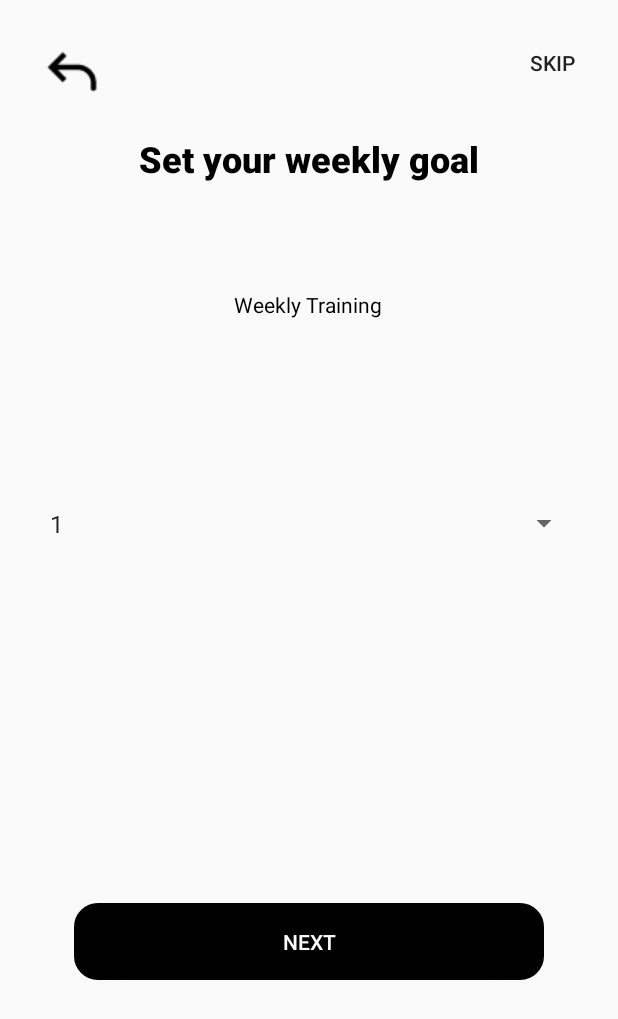
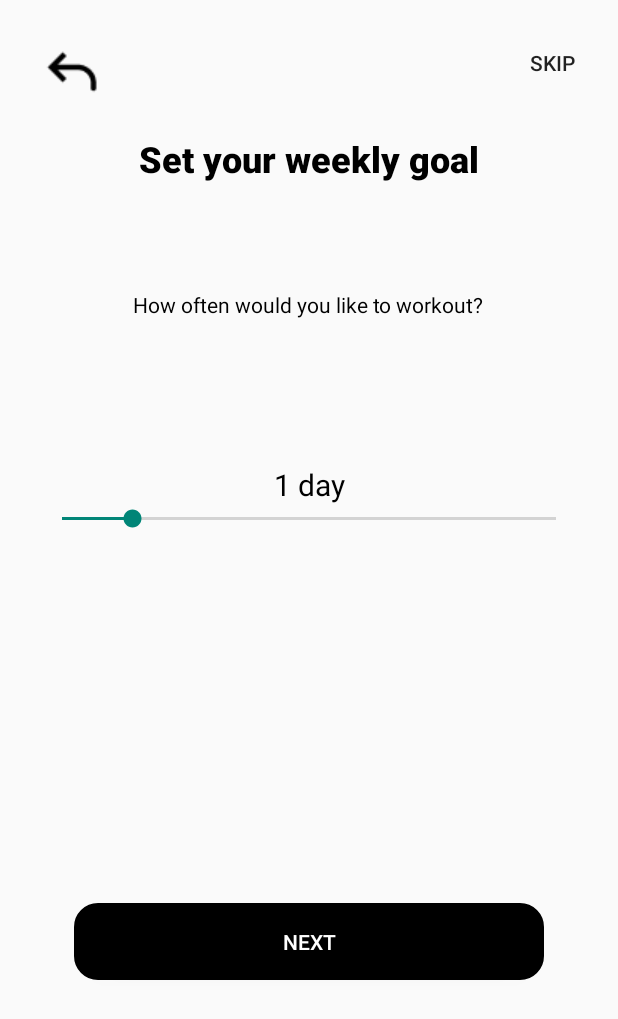
Before and after one commit to edriccoder/Calisthenics-Android-App, an Android app: the weekly_goal screen opened directly, with no data from a screen before it, after a tap on "NEXT", on a phone screen of 412 x 824 dp. Shown: the top 1019 px of the screen. Run offline under Robolectric (Android 15) with nearby library versions, the phone set to English and light mode, and no system bars; libraries missing offline, so code that uses them is left out: com.vishnusivadas.advanced_httpurlconnection.

Commit message:
wekkly goal design

```diff
--- a/appstudio/app/src/main/java/com/example/gymapp/FocusBody.java
+++ b/appstudio/app/src/main/java/com/example/gymapp/FocusBody.java
@@ -19,7 +19,6 @@ import java.util.ArrayList;
 
 public class FocusBody extends AppCompatActivity {
 
-    private ListView listViewExercises;
     private ExerciseAdapter adapter;
     private ArrayList<Exercise2> exercises;
 
@@ -31,7 +30,7 @@ public class FocusBody extends AppCompatActivity {
         TextView textViewFocusBody = findViewById(R.id.textViewFocusBody);
         TextView textViewExDifficulty = findViewById(R.id.textViewExDifficulty);
 
-        listViewExercises = findViewById(R.id.listViewExercises);
+        ListView listViewExercises = findViewById(R.id.listViewExercises);
         exercises = new ArrayList<>();
         adapter = new ExerciseAdapter(this, exercises);
         listViewExercises.setAdapter(adapter);
@@ -49,12 +48,11 @@ public class FocusBody extends AppCompatActivity {
     private void fetchExercises(String focusBody, String exDifficulty) {
         Handler handler = new Handler(Looper.getMainLooper());
         handler.post(() -> {
-            // Starting the data upload process
+
             String[] field = new String[2];
             field[0] = "focusbody";
             field[1] = "exdifficulty";
 
-            // Creating the data array
             String[] data = new String[2];
             data[0] = focusBody;
             data[1] = exDifficulty;
--- a/appstudio/app/src/main/java/com/example/gymapp/weekly_goal.java
+++ b/appstudio/app/src/main/java/com/example/gymapp/weekly_goal.java
@@ -4,80 +4,83 @@ import android.content.Intent;
 import android.os.Bundle;
 import android.os.Handler;
 import android.os.Looper;
-import android.view.View;
-import android.widget.AdapterView;
-import android.widget.ArrayAdapter;
-import android.widget.ImageButton;
-import android.widget.Spinner;
+import android.widget.SeekBar;
+import android.widget.TextView;
 import android.widget.Toast;
 
 import androidx.appcompat.app.AppCompatActivity;
 
-import com.example.gymapp.weight;
 import com.vishnusivadas.advanced_httpurlconnection.PutData;
 
 public class weekly_goal extends AppCompatActivity {
 
-    Spinner spinner;
-    String selectedDay;
+    SeekBar seekBar;
+    TextView selectedDaysText;
+    String selectedDays;
 
     @Override
     protected void onCreate(Bundle savedInstanceState) {
         super.onCreate(savedInstanceState);
         setContentView(R.layout.activity_weekly_goal);
 
-        spinner = findViewById(R.id.spinner);
+        // Initialize SeekBar and TextView
+        seekBar = findViewById(R.id.seekBar);
+        selectedDaysText = findViewById(R.id.selectedDaysText);
 
-        setupSpinner();
+        setupSeekBar();
 
-        findViewById(R.id.next).setOnClickListener(new View.OnClickListener() {
-            public void onClick(View v) {
-                if (selectedDay != null && !selectedDay.isEmpty()) {
-                    addToDatabase(selectedDay);
-                } else {
-                    Toast.makeText(getApplicationContext(), "Please select a day.", Toast.LENGTH_SHORT).show();
-                }
+        findViewById(R.id.next).setOnClickListener(v -> {
+            String username = signups.Globals.username;
+            if (username == null || username.isEmpty()) {
+                Toast.makeText(getApplicationContext(), "Username is missing. Please log in again.", Toast.LENGTH_SHORT).show();
+                return;
+            }
+
+            if (selectedDays != null && !selectedDays.isEmpty() && !selectedDays.equals("0")) {
+                addToDatabase(username, selectedDays);
+            } else {
+                Toast.makeText(getApplicationContext(), "Please select the number of days.", Toast.LENGTH_SHORT).show();
             }
         });
 
-        findViewById(R.id.back).setOnClickListener(new View.OnClickListener() {
-            public void onClick(View v) {
-                Intent intent = new Intent(getApplicationContext(), goals.class);
-                startActivity(intent);
+        findViewById(R.id.back).setOnClickListener(v -> {
+            Intent intent = new Intent(getApplicationContext(), goals.class);
+            startActivity(intent);
+        });
+    }
+
+    private void setupSeekBar() {
+        seekBar.setMax(7);
+        seekBar.setProgress(1);
+
+        selectedDays = "1";
+
+        seekBar.setOnSeekBarChangeListener(new SeekBar.OnSeekBarChangeListener() {
+            @Override
+            public void onProgressChanged(SeekBar seekBar, int progress, boolean fromUser) {
+
+                selectedDays = String.valueOf(progress > 0 ? progress : 1);
+                selectedDaysText.setText(selectedDays + " times/week");
+            }
+
+            @Override
+            public void onStartTrackingTouch(SeekBar seekBar) {
+
+            }
+
+            @Override
+            public void onStopTrackingTouch(SeekBar seekBar) {
+
             }
         });
     }
 
-    private void setupSpinner() {
-        ArrayAdapter<CharSequence> adapter = ArrayAdapter.createFromResource(this, R.array.week_days_array, android.R.layout.simple_spinner_item);
-        adapter.setDropDownViewResource(android.R.layout.simple_spinner_dropdown_item);
-        spinner.setAdapter(adapter);
-
-        spinner.setOnItemSelectedListener(new AdapterView.OnItemSelectedListener() {
-            @Override
-            public void onItemSelected(AdapterView<?> parent, View view, int position, long id) {
-                selectedDay = parent.getItemAtPosition(position).toString();
-            }
-
-            @Override
-            public void onNothingSelected(AdapterView<?> parent) {
-                selectedDay = null;
-            }
-        });
-    }
-
-    private void addToDatabase(String day) {
-        String username = signups.Globals.username;
-
+    private void addToDatabase(String username, String days) {
         Handler handler = new Handler(Looper.getMainLooper());
         handler.post(() -> {
-            String[] field = new String[2];
-            field[0] = "day";
-            field[1] = "username";
-
-            String[] data = new String[2];
-            data[0] = day;
-            data[1] = username;
+            // Ensure the fields match the expected PHP parameter names
+            String[] field = {"day", "username"}; // Change 'days' to 'day'
+            String[] data = {days, username};
 
             PutData putData = new PutData("https://calestechsync.dermocura.net/calestechsync/addWeeklyGoal.php", "POST", field, data);
             if (putData.startPut()) {
--- a/appstudio/app/src/main/res/layout/activity_weekly_goal.xml
+++ b/appstudio/app/src/main/res/layout/activity_weekly_goal.xml
@@ -38,7 +38,7 @@
         android:id="@+id/textView9"
         android:layout_width="wrap_content"
         android:layout_height="wrap_content"
-        android:text="Weekly Training"
+        android:text="How often would you like to workout?"
         android:textColor="#000000"
         app:layout_constraintBottom_toBottomOf="parent"
         app:layout_constraintEnd_toEndOf="parent"
@@ -46,6 +46,18 @@
         app:layout_constraintStart_toStartOf="parent"
         app:layout_constraintTop_toTopOf="parent"
         app:layout_constraintVertical_bias="0.24" />
+
+    <TextView
+        android:id="@+id/selectedDaysText"
+        android:layout_width="wrap_content"
+        android:layout_height="wrap_content"
+        android:text="1 day"
+        android:textColor="#000000"
+        android:textSize="20sp"
+        app:layout_constraintBottom_toTopOf="@id/seekBar"
+        app:layout_constraintEnd_toEndOf="parent"
+        app:layout_constraintStart_toStartOf="parent"
+        app:layout_constraintVertical_bias="0.1" />
 
     <androidx.appcompat.widget.AppCompatImageButton
         android:id="@+id/back"
@@ -66,23 +78,24 @@
         android:layout_width="wrap_content"
         android:layout_height="wrap_content"
         android:text="Skip"
+        android:background="@null"
         app:layout_constraintBottom_toBottomOf="parent"
         app:layout_constraintEnd_toEndOf="parent"
         app:layout_constraintHorizontal_bias="1.0"
         app:layout_constraintStart_toStartOf="parent"
         app:layout_constraintTop_toTopOf="parent"
-        app:layout_constraintVertical_bias="0.023"
-        android:background="@null"/>
+        app:layout_constraintVertical_bias="0.023" />
 
-    <Spinner
-        android:id="@+id/spinner"
+    <SeekBar
+        android:id="@+id/seekBar"
         android:layout_width="361dp"
-        android:layout_height="54dp"
+        android:layout_height="wrap_content"
+        android:max="7"
+        android:progress="1"
         app:layout_constraintBottom_toBottomOf="parent"
         app:layout_constraintEnd_toEndOf="parent"
         app:layout_constraintStart_toStartOf="parent"
         app:layout_constraintTop_toTopOf="parent"
-        app:layout_constraintVertical_bias="0.418"
-        android:entries="@array/week_days_array" />
+        app:layout_constraintVertical_bias="0.418" />
 
 </androidx.constraintlayout.widget.ConstraintLayout>
```
